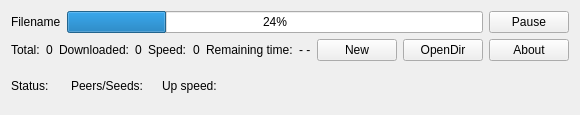
First picture: the form in mainwindowdownloader.ui, repository naturespeak/mDownloader, before the edit.
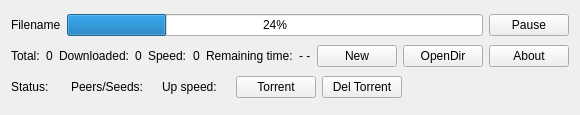
Second picture: the form after the edit. Icons and pictures are not drawn.

The edit to the form file:
```diff
--- a/mainwindowdownloader.ui
+++ b/mainwindowdownloader.ui
@@ -193,6 +193,20 @@
         </property>
        </widget>
       </item>
+      <item>
+       <widget class="QPushButton" name="pushButtonTorrent">
+        <property name="text">
+         <string>Torrent</string>
+        </property>
+       </widget>
+      </item>
+      <item>
+       <widget class="QPushButton" name="pushButtonDelTorrent">
+        <property name="text">
+         <string>Del Torrent</string>
+        </property>
+       </widget>
+      </item>
       <item>
        <spacer name="horizontalSpacer">
         <property name="orientation">
```
